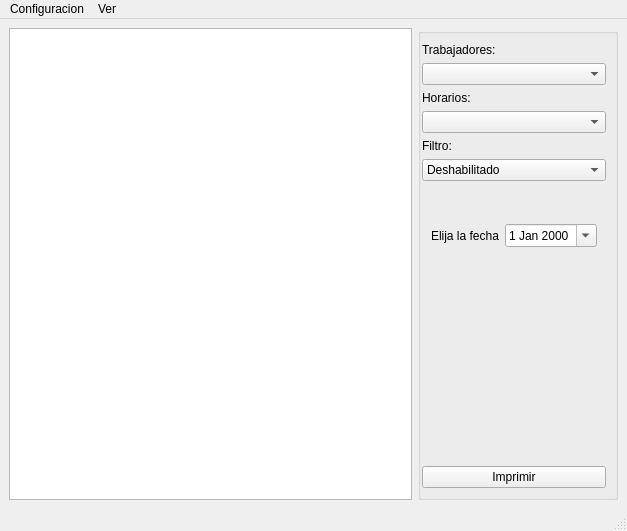
First picture: the form in ui/MainView.ui, repository linoboss/PyExcel, before the edit.
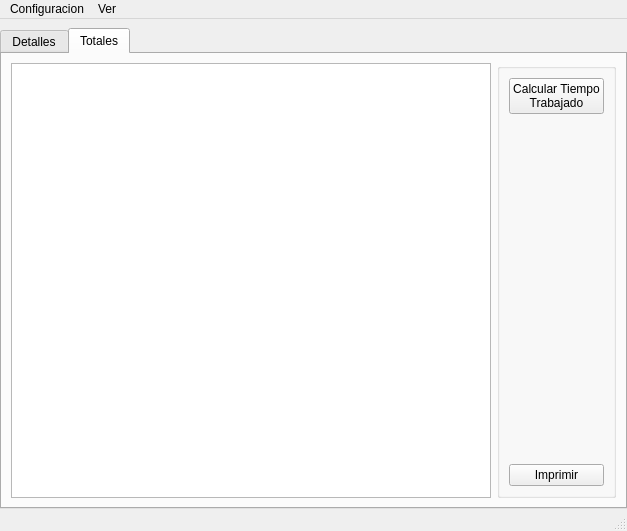
Second picture: the form after the edit.

Patch:
```diff
--- a/ui/MainView.ui
+++ b/ui/MainView.ui
@@ -15,6 +15,15 @@
   </property>
   <widget class="QWidget" name="centralwidget">
    <layout class="QVBoxLayout" name="verticalLayout">
+    <property name="leftMargin">
+     <number>0</number>
+    </property>
+    <property name="rightMargin">
+     <number>0</number>
+    </property>
+    <property name="bottomMargin">
+     <number>0</number>
+    </property>
     <item>
      <layout class="QHBoxLayout" name="horizontalLayout_4">
       <property name="topMargin">
@@ -26,6 +35,16 @@
          <number>0</number>
         </property>
         <item>
+         <widget class="QTabWidget" name="tabWidget">
+          <property name="currentIndex">
+           <number>1</number>
+          </property>
+          <widget class="QWidget" name="tab_details">
+           <attribute name="title">
+            <string>Detalles</string>
+           </attribute>
+           <layout class="QGridLayout" name="gridLayout">
+            <item row="0" column="0">
          <widget class="QTableView" name="tableView">
           <property name="minimumSize">
            <size>
@@ -35,9 +54,7 @@
           </property>
          </widget>
         </item>
-       </layout>
-      </item>
-      <item>
+            <item row="0" column="1">
        <widget class="QGroupBox" name="verticalGroupBox_2">
         <property name="maximumSize">
          <size>
@@ -50,7 +67,7 @@
           <enum>QLayout::SetDefaultConstraint</enum>
          </property>
          <property name="leftMargin">
-          <number>1</number>
+                <number>9</number>
          </property>
          <item>
           <widget class="QLabel" name="label">
@@ -253,6 +270,66 @@
        </widget>
       </item>
      </layout>
+          </widget>
+          <widget class="QWidget" name="tab_totals">
+           <attribute name="title">
+            <string>Totales</string>
+           </attribute>
+           <layout class="QGridLayout" name="gridLayout_3">
+            <item row="0" column="1">
+             <widget class="QGroupBox" name="groupBox">
+              <property name="title">
+               <string/>
+              </property>
+              <layout class="QGridLayout" name="gridLayout_4">
+               <item row="0" column="0">
+                <layout class="QVBoxLayout" name="verticalLayout_6">
+                 <property name="leftMargin">
+                  <number>0</number>
+                 </property>
+                 <item>
+                  <widget class="QPushButton" name="qcalculate">
+                   <property name="text">
+                    <string>Calcular Tiempo
+Trabajado</string>
+                   </property>
+                  </widget>
+                 </item>
+                 <item>
+                  <spacer name="verticalSpacer_2">
+                   <property name="orientation">
+                    <enum>Qt::Vertical</enum>
+                   </property>
+                   <property name="sizeHint" stdset="0">
+                    <size>
+                     <width>20</width>
+                     <height>40</height>
+                    </size>
+                   </property>
+                  </spacer>
+                 </item>
+                 <item>
+                  <widget class="QPushButton" name="pushButton">
+                   <property name="text">
+                    <string>Imprimir</string>
+                   </property>
+                  </widget>
+                 </item>
+                </layout>
+               </item>
+              </layout>
+             </widget>
+            </item>
+            <item row="0" column="0">
+             <widget class="QTableView" name="tableView_total"/>
+            </item>
+           </layout>
+          </widget>
+         </widget>
+        </item>
+       </layout>
+      </item>
+     </layout>
     </item>
    </layout>
   </widget>
```
Left out of the diff: 12 changed lines with no effect on the pictures. Lines whose indentation alone changed are shown as unchanged.
